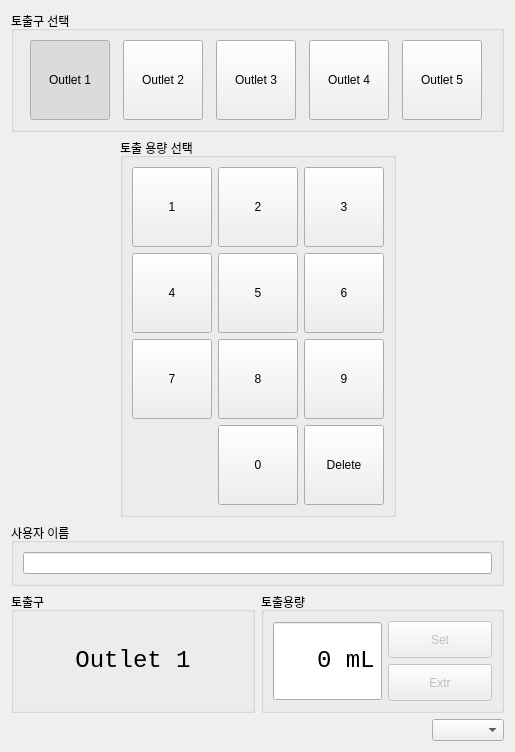
cwal1220/arduino-solenoid, file Python/MainWidget.ui: the form before one commit.
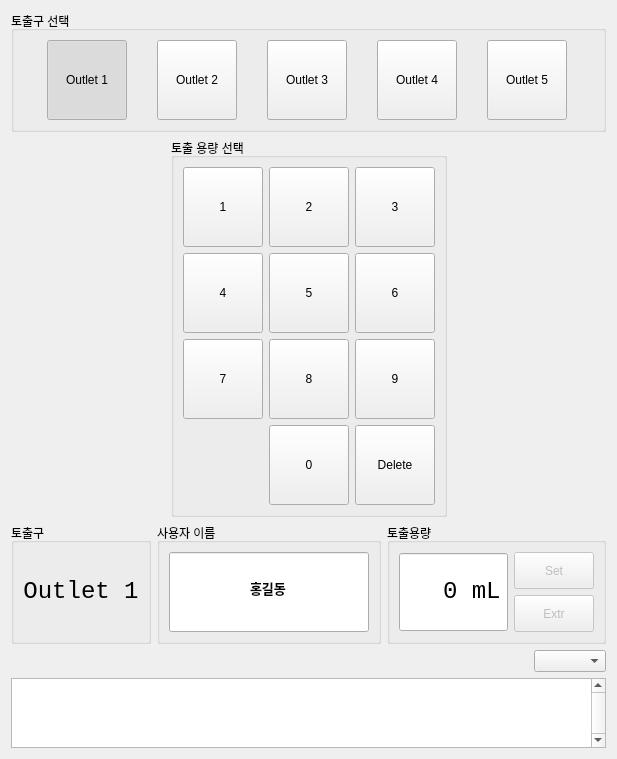
The form after the commit.

```diff
--- a/Python/MainWidget.ui
+++ b/Python/MainWidget.ui
@@ -6,8 +6,8 @@
    <rect>
     <x>0</x>
     <y>0</y>
-    <width>515</width>
-    <height>714</height>
+    <width>575</width>
+    <height>721</height>
    </rect>
   </property>
   <property name="windowTitle">
@@ -495,18 +495,6 @@
      </item>
     </layout>
    </item>
-   <item>
-    <widget class="QGroupBox" name="groupBox_5">
-     <property name="title">
-      <string>사용자 이름</string>
-     </property>
-     <layout class="QHBoxLayout" name="horizontalLayout_7">
-      <item>
-       <widget class="QLineEdit" name="nameEdit"/>
-      </item>
-     </layout>
-    </widget>
-   </item>
    <item>
     <layout class="QHBoxLayout" name="horizontalLayout_4">
      <item>
@@ -540,6 +528,53 @@
        </layout>
       </widget>
      </item>
+     <item>
+      <widget class="QGroupBox" name="groupBox_5">
+       <property name="title">
+        <string>사용자 이름</string>
+       </property>
+       <layout class="QHBoxLayout" name="horizontalLayout_7">
+        <item>
+         <widget class="QLineEdit" name="nameEdit">
+          <property name="sizePolicy">
+           <sizepolicy hsizetype="Expanding" vsizetype="Fixed">
+            <horstretch>0</horstretch>
+            <verstretch>0</verstretch>
+           </sizepolicy>
+          </property>
+          <property name="minimumSize">
+           <size>
+            <width>200</width>
+            <height>80</height>
+           </size>
+          </property>
+          <property name="maximumSize">
+           <size>
+            <width>200</width>
+            <height>80</height>
+           </size>
+          </property>
+          <property name="font">
+           <font>
+            <pointsize>10</pointsize>
+            <weight>75</weight>
+            <bold>true</bold>
+           </font>
+          </property>
+          <property name="text">
+           <string>홍길동</string>
+          </property>
+          <property name="maxLength">
+           <number>8</number>
+          </property>
+          <property name="alignment">
+           <set>Qt::AlignCenter</set>
+          </property>
+         </widget>
+        </item>
+       </layout>
+      </widget>
+     </item>
      <item>
       <widget class="QGroupBox" name="groupBox_4">
        <property name="sizePolicy">
@@ -588,7 +623,7 @@
            <string> mL</string>
           </property>
           <property name="maximum">
-           <number>300</number>
+           <number>500</number>
           </property>
          </widget>
         </item>
@@ -677,6 +712,19 @@
      </item>
     </layout>
    </item>
+   <item>
+    <widget class="QTextEdit" name="logEdit">
+     <property name="verticalScrollBarPolicy">
+      <enum>Qt::ScrollBarAlwaysOn</enum>
+     </property>
+     <property name="horizontalScrollBarPolicy">
+      <enum>Qt::ScrollBarAlwaysOff</enum>
+     </property>
+     <property name="readOnly">
+      <bool>true</bool>
+     </property>
+    </widget>
+   </item>
   </layout>
  </widget>
  <resources/>
```
